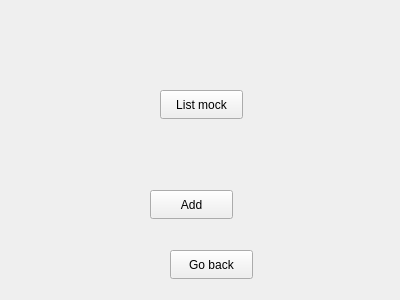
Zachaly/Jipp_Projekt_ZS_NS, file FilmManager/serielistviewwidget.ui: the form before one commit.
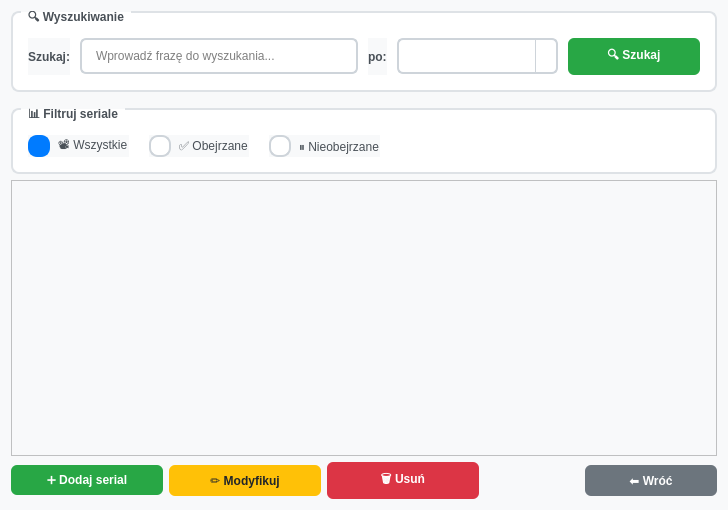
The form after the commit. Icons and pictures are not drawn.

Commit message:
Feature/add series management (#6)
* add series manager

* add creating series

* add series list

* add serie view

* add serie modification

* add episode creation

* add episode view

* add episode modification

* add data validation

* update series list display

* update serie view and dialogs

* add search series

* update series view

* changes in episodes ui

* fix watched/unwatched series selection

Patch:
```diff
--- a/FilmManager/serielistviewwidget.ui
+++ b/FilmManager/serielistviewwidget.ui
@@ -6,52 +6,403 @@
    <rect>
     <x>0</x>
     <y>0</y>
-    <width>400</width>
-    <height>300</height>
+    <width>728</width>
+    <height>510</height>
    </rect>
   </property>
   <property name="windowTitle">
    <string>Form</string>
   </property>
-  <widget class="QPushButton" name="listMockButton">
-   <property name="geometry">
-    <rect>
-     <x>160</x>
-     <y>90</y>
-     <width>83</width>
-     <height>29</height>
-    </rect>
-   </property>
-   <property name="text">
-    <string>List mock</string>
-   </property>
-  </widget>
-  <widget class="QPushButton" name="addSerieButton">
-   <property name="geometry">
-    <rect>
-     <x>150</x>
-     <y>190</y>
-     <width>83</width>
-     <height>29</height>
-    </rect>
-   </property>
-   <property name="text">
-    <string>Add</string>
-   </property>
-  </widget>
-  <widget class="QPushButton" name="goBackButton">
-   <property name="geometry">
-    <rect>
-     <x>170</x>
-     <y>250</y>
-     <width>83</width>
-     <height>29</height>
-    </rect>
-   </property>
-   <property name="text">
-    <string>Go back</string>
-   </property>
-  </widget>
+  <property name="styleSheet">
+   <string notr="true">QWidget {
+    background-color: #f8f9fa;
+    font-family: 'Segoe UI', Arial, sans-serif;
+}
+
+QGroupBox {
+    font-weight: bold;
+    border: 2px solid #dee2e6;
+    border-radius: 8px;
+    margin-top: 1ex;
+    padding-top: 10px;
+    background-color: white;
+}
+
+QGroupBox::title {
+    subcontrol-origin: margin;
+    left: 10px;
+    padding: 0 5px 0 5px;
+    color: #495057;
+}
+
+QPushButton {
+    background-color: #007bff;
+    color: white;
+    border: none;
+    padding: 8px 16px;
+    border-radius: 6px;
+    font-weight: bold;
+    min-width: 80px;
+}
+
+QPushButton:hover {
+    background-color: #0056b3;
+}
+
+QPushButton:pressed {
+    background-color: #004085;
+}
+
+QPushButton:disabled {
+    background-color: #6c757d;
+    color: #adb5bd;
+}
+
+QLineEdit {
+    border: 2px solid #ced4da;
+    border-radius: 6px;
+    padding: 8px 12px;
+    background-color: white;
+    selection-background-color: #007bff;
+}
+
+QLineEdit:focus {
+    border-color: #007bff;
+    outline: none;
+}
+
+QComboBox {
+    border: 2px solid #ced4da;
+    border-radius: 6px;
+    padding: 8px 12px;
+    background-color: white;
+    min-width: 120px;
+}
+
+QComboBox:focus {
+    border-color: #007bff;
+}
+
+QComboBox::drop-down {
+    subcontrol-origin: padding;
+    subcontrol-position: top right;
+    width: 20px;
+    border-left-width: 1px;
+    border-left-color: #ced4da;
+    border-left-style: solid;
+    border-top-right-radius: 6px;
+    border-bottom-right-radius: 6px;
+}
+
+QComboBox::down-arrow {
+    image: url(:/icons/arrow-down.png);
+    width: 12px;
+    height: 12px;
+}
+
+QRadioButton {
+    spacing: 8px;
+    color: #495057;
+    font-weight: normal;
+}
+
+QRadioButton::indicator {
+    width: 18px;
+    height: 18px;
+}
+
+QRadioButton::indicator:unchecked {
+    border: 2px solid #ced4da;
+    border-radius: 9px;
+    background-color: white;
+}
+
+QRadioButton::indicator:checked {
+    border: 2px solid #007bff;
+    border-radius: 9px;
+    background-color: #007bff;
+}
+
+QRadioButton::indicator:checked:hover {
+    background-color: #0056b3;
+    border-color: #0056b3;
+}
+
+QLabel {
+    color: #495057;
+    font-weight: normal;
+}</string>
+  </property>
+  <layout class="QVBoxLayout" name="verticalLayout">
+   <item>
+    <widget class="QGroupBox" name="searchGroupBox">
+     <property name="styleSheet">
+      <string>QGroupBox {
+    margin-bottom: 10px;
+}</string>
+     </property>
+     <property name="title">
+      <string>🔍 Wyszukiwanie</string>
+     </property>
+     <layout class="QHBoxLayout" name="searchLayout">
+      <property name="spacing">
+       <number>10</number>
+      </property>
+      <property name="leftMargin">
+       <number>15</number>
+      </property>
+      <property name="topMargin">
+       <number>15</number>
+      </property>
+      <property name="rightMargin">
+       <number>15</number>
+      </property>
+      <property name="bottomMargin">
+       <number>15</number>
+      </property>
+      <item>
+       <widget class="QLabel" name="label">
+        <property name="styleSheet">
+         <string>font-weight: bold;</string>
+        </property>
+        <property name="text">
+         <string>Szukaj:</string>
+        </property>
+       </widget>
+      </item>
+      <item>
+       <widget class="QLineEdit" name="searchLineEdit">
+        <property name="styleSheet">
+         <string>QLineEdit {
+    min-width: 250px;
+}</string>
+        </property>
+        <property name="placeholderText">
+         <string>Wprowadź frazę do wyszukania...</string>
+        </property>
+       </widget>
+      </item>
+      <item>
+       <widget class="QLabel" name="label_2">
+        <property name="styleSheet">
+         <string>font-weight: bold;</string>
+        </property>
+        <property name="text">
+         <string>po:</string>
+        </property>
+       </widget>
+      </item>
+      <item>
+       <widget class="QComboBox" name="searchTypeComboBox">
+        <property name="minimumSize">
+         <size>
+          <width>148</width>
+          <height>0</height>
+         </size>
+        </property>
+       </widget>
+      </item>
+      <item>
+       <widget class="QPushButton" name="searchButton">
+        <property name="styleSheet">
+         <string>QPushButton {
+    background-color: #28a745;
+    min-width: 100px;
+}
+
+QPushButton:hover {
+    background-color: #218838;
+}
+
+QPushButton:pressed {
+    background-color: #1e7e34;
+}</string>
+        </property>
+        <property name="text">
+         <string>🔍 Szukaj</string>
+        </property>
+       </widget>
+      </item>
+     </layout>
+    </widget>
+   </item>
+   <item>
+    <widget class="QGroupBox" name="filterGroupBox">
+     <property name="title">
+      <string>📊 Filtruj seriale</string>
+     </property>
+     <layout class="QHBoxLayout" name="filterLayout">
+      <property name="spacing">
+       <number>20</number>
+      </property>
+      <property name="leftMargin">
+       <number>15</number>
+      </property>
+      <property name="topMargin">
+       <number>15</number>
+      </property>
+      <property name="rightMargin">
+       <number>15</number>
+      </property>
+      <property name="bottomMargin">
+       <number>15</number>
+      </property>
+      <item>
+       <widget class="QRadioButton" name="allSeriesRadio">
+        <property name="text">
+         <string>📽️ Wszystkie</string>
+        </property>
+        <property name="checked">
+         <bool>true</bool>
+        </property>
+       </widget>
+      </item>
+      <item>
+       <widget class="QRadioButton" name="watchedSeriesRadio">
+        <property name="text">
+         <string>✅ Obejrzane</string>
+        </property>
+       </widget>
+      </item>
+      <item>
+       <widget class="QRadioButton" name="unwatchedSeriesRadio">
+        <property name="text">
+         <string>⏸️ Nieobejrzane</string>
+        </property>
+       </widget>
+      </item>
+      <item>
+       <spacer name="horizontalSpacer_2">
+        <property name="orientation">
+         <enum>Qt::Orientation::Horizontal</enum>
+        </property>
+        <property name="sizeHint" stdset="0">
+         <size>
+          <width>40</width>
+          <height>20</height>
+         </size>
+        </property>
+       </spacer>
+      </item>
+     </layout>
+    </widget>
+   </item>
+   <item>
+    <widget class="QListWidget" name="serieList"/>
+   </item>
+   <item>
+    <layout class="QHBoxLayout" name="buttonLayout">
+     <item>
+      <widget class="QPushButton" name="addSerieButton">
+       <property name="styleSheet">
+        <string notr="true">QPushButton {
+    background-color: #28a745;
+    min-width: 120px;
+}
+
+QPushButton:hover {
+    background-color: #218838;
+}
+
+QPushButton:pressed {
+    background-color: #1e7e34;
+}</string>
+       </property>
+       <property name="text">
+        <string>➕ Dodaj serial</string>
+       </property>
+      </widget>
+     </item>
+     <item>
+      <widget class="QPushButton" name="modifyButton">
+       <property name="styleSheet">
+        <string notr="true">QPushButton {
+    background-color: #ffc107;
+    color: #212529;
+    min-width: 120px;
+}
+
+QPushButton:hover {
+    background-color: #e0a800;
+}
+
+QPushButton:pressed {
+    background-color: #d39e00;
+}
+
+QPushButton:disabled {
+    background-color: #6c757d;
+    color: #adb5bd;
+}</string>
+       </property>
+       <property name="text">
+        <string>✏️ Modyfikuj</string>
+       </property>
+      </widget>
+     </item>
+     <item>
+      <widget class="QPushButton" name="deleteButton">
+       <property name="styleSheet">
+        <string notr="true">QPushButton {
+    background-color: #dc3545;
+    min-width: 120px;
+}
+
+QPushButton:hover {
+    background-color: #c82333;
+}
+
+QPushButton:pressed {
+    background-color: #bd2130;
+}
+
+QPushButton:disabled {
+    background-color: #6c757d;
+    color: #adb5bd;
+}</string>
+       </property>
+       <property name="text">
+        <string>🗑️ Usuń</string>
+       </property>
+      </widget>
+     </item>
+     <item>
+      <spacer name="horizontalSpacer">
+       <property name="orientation">
+        <enum>Qt::Orientation::Horizontal</enum>
+       </property>
+       <property name="sizeHint" stdset="0">
+        <size>
+         <width>40</width>
+         <height>20</height>
+        </size>
+       </property>
+      </spacer>
+     </item>
+     <item>
+      <widget class="QPushButton" name="goBackButton">
+       <property name="styleSheet">
+        <string notr="true">QPushButton {
+    background-color: #6c757d;
+    min-width: 100px;
+}
+
+QPushButton:hover {
+    background-color: #5a6268;
+}
+
+QPushButton:pressed {
+    background-color: #545b62;
+}</string>
+       </property>
+       <property name="text">
+        <string>⬅️ Wróć</string>
+       </property>
+      </widget>
+     </item>
+    </layout>
+   </item>
+  </layout>
  </widget>
  <resources/>
  <connections/>
```
The commit also changes 31 other files.
